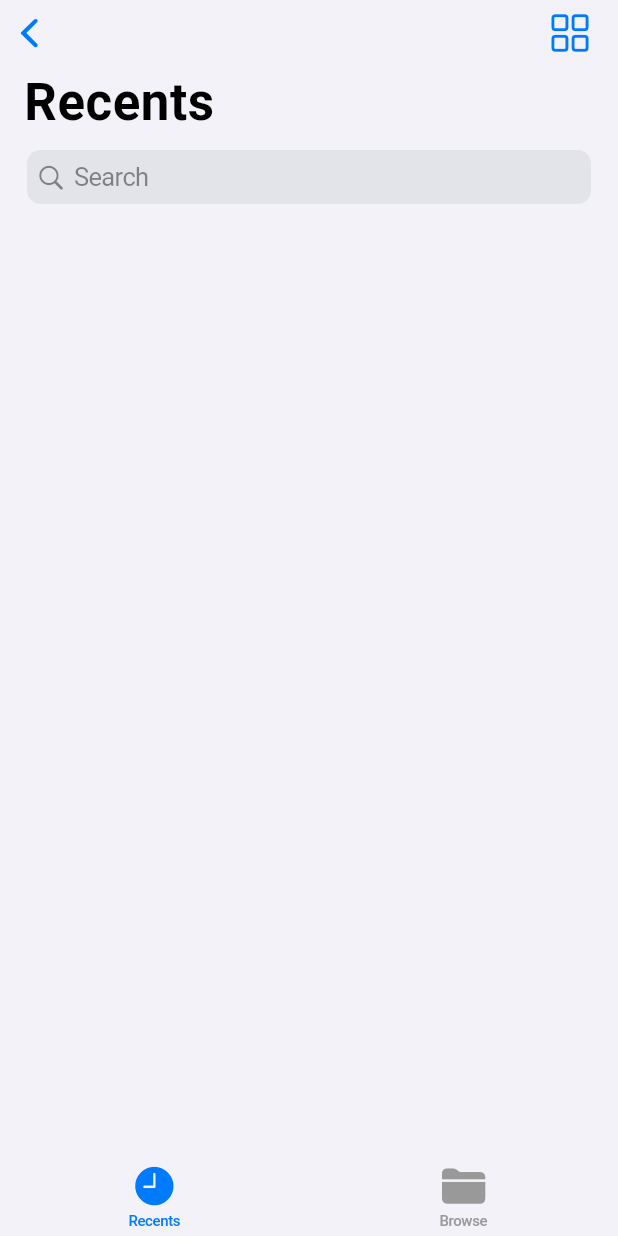
After one commit to sun-adriann/flutter-ui, a Flutter app: the IosPopupScreen screen opened directly, on a phone screen of 412 x 824 dp. The commit adds this screen. Run offline on Flutter 3.47's test engine with Material 2 defaults, Android fonts, the phone set to English and light mode, and no system bars; our stand-ins replace settings_ui.

Commit message:
feat: ✨ set up iOS pop up screen

```diff
--- /dev/null
+++ b/lib/ios_popup/ios_popup_screen.dart
@@ -0,0 +1,72 @@
+import 'package:flutter/cupertino.dart';
+
+class IosPopupScreen extends StatelessWidget {
+  const IosPopupScreen({Key? key}) : super(key: key);
+
+  Widget _tabBuilder(BuildContext context) {
+    return CupertinoPageScaffold(
+      child: CustomScrollView(
+        slivers: [
+          CupertinoSliverNavigationBar(
+            border: null,
+            largeTitle: const Text('Recents'),
+            transitionBetweenRoutes: true,
+            backgroundColor: const Color(0xFFF2F2F8),
+            trailing: GestureDetector(
+                onTap: () {},
+                child: SizedBox(
+                  child: CupertinoContextMenu(
+                    actions: [
+                      CupertinoContextMenuAction(
+                        child: const Text('Action one'),
+                        onPressed: () {
+                          Navigator.pop(context);
+                        },
+                      ),
+                      CupertinoContextMenuAction(
+                        child: const Text('Action two'),
+                        onPressed: () {
+                          Navigator.pop(context);
+                        },
+                      ),
+                    ],
+                    child: const Icon(CupertinoIcons.square_grid_2x2),
+                  ),
+                )),
+          ),
+          SliverList(
+            delegate: SliverChildListDelegate([
+              Padding(
+                padding: const EdgeInsets.fromLTRB(18.0, 4.0, 18.0, 0),
+                child: CupertinoSearchTextField(controller: TextEditingController()),
+              ),
+            ]),
+          ),
+        ],
+      ),
+    );
+  }
+
+  @override
+  Widget build(BuildContext context) {
+    return CupertinoPageScaffold(
+      child: CupertinoTabScaffold(
+        tabBuilder: (context, index) => _tabBuilder(context),
+        tabBar: CupertinoTabBar(
+          backgroundColor: const Color(0xFFF2F2F8),
+          border: const Border(top: BorderSide.none),
+          items: const [
+            BottomNavigationBarItem(
+              icon: Icon(CupertinoIcons.clock_solid),
+              label: "Recents",
+            ),
+            BottomNavigationBarItem(
+              icon: Icon(CupertinoIcons.folder_fill),
+              label: "Browse",
+            )
+          ],
+        ),
+      ),
+    );
+  }
+}
--- a/pubspec.yaml
+++ b/pubspec.yaml
@@ -21,5 +21,3 @@ dev_dependencies:
 
 flutter:
   uses-material-design: true
-  assets:
-    - assets/ios_settings_page/
```
Also changed, not shown: lib/ios_settings/ios_settings_screen.dart (+59 -28 lines).
